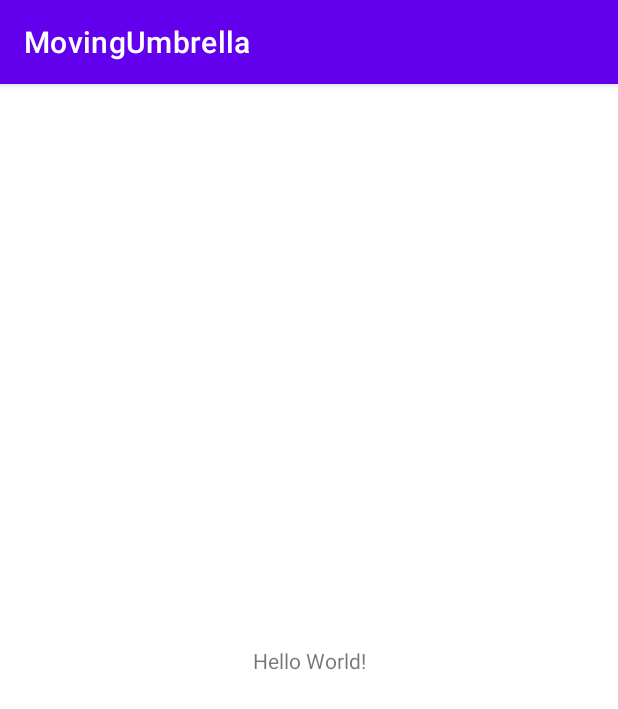
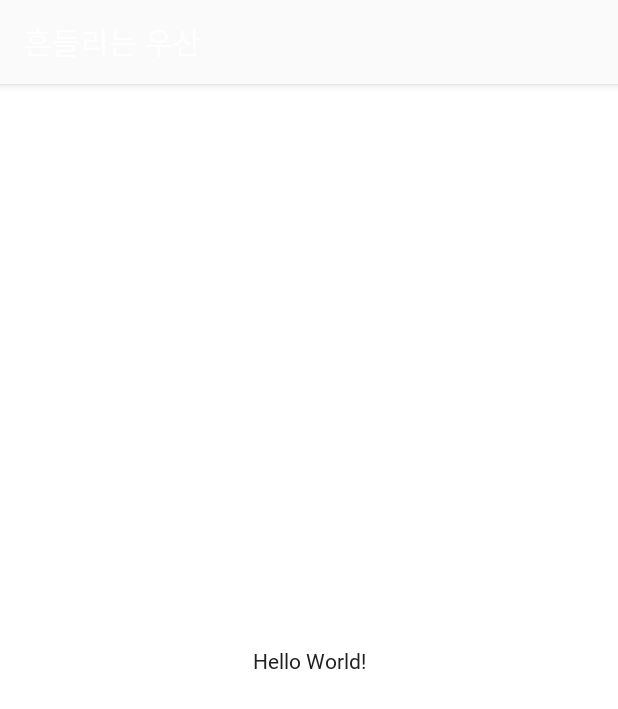
Before and after one commit to SkyLightQP/MovingUmbrella, an Android app: the screen it shows after launch (MainActivity), on a phone screen of 412 x 824 dp. Shown: the top 709 px of the screen. Run offline under Robolectric (Android 15) with nearby library versions, the phone set to English and light mode, and no system bars.

Commit message:
feat(android): 기본 폰트, 테마 적용

```diff
--- a/android/app/src/main/res/values/strings.xml
+++ b/android/app/src/main/res/values/strings.xml
@@ -1,3 +1,3 @@
 <resources>
-    <string name="app_name">MovingUmbrella</string>
+    <string name="app_name">흔들리는 우산</string>
 </resources>
--- a/android/app/src/main/res/values/themes.xml
+++ b/android/app/src/main/res/values/themes.xml
@@ -1,16 +1,17 @@
 <resources xmlns:tools="http://schemas.android.com/tools">
-    <!-- Base application theme. -->
     <style name="Theme.MovingUmbrella" parent="Theme.MaterialComponents.DayNight.DarkActionBar">
-        <!-- Primary brand color. -->
-        <item name="colorPrimary">@color/purple_500</item>
-        <item name="colorPrimaryVariant">@color/purple_700</item>
+        <item name="colorPrimary">#fafafa</item>
+        <item name="colorPrimaryVariant">#c7c7c7</item>
         <item name="colorOnPrimary">@color/white</item>
-        <!-- Secondary brand color. -->
+
+        <item name="android:textColor">#212121</item>
+
         <item name="colorSecondary">@color/teal_200</item>
         <item name="colorSecondaryVariant">@color/teal_700</item>
         <item name="colorOnSecondary">@color/black</item>
-        <!-- Status bar color. -->
+
         <item name="android:statusBarColor" tools:targetApi="l">?attr/colorPrimaryVariant</item>
-        <!-- Customize your theme here. -->
+
+        <item name="android:fontFamily">@font/pretendard</item>
     </style>
 </resources>
```
Also changed, not shown: 1 other file.
